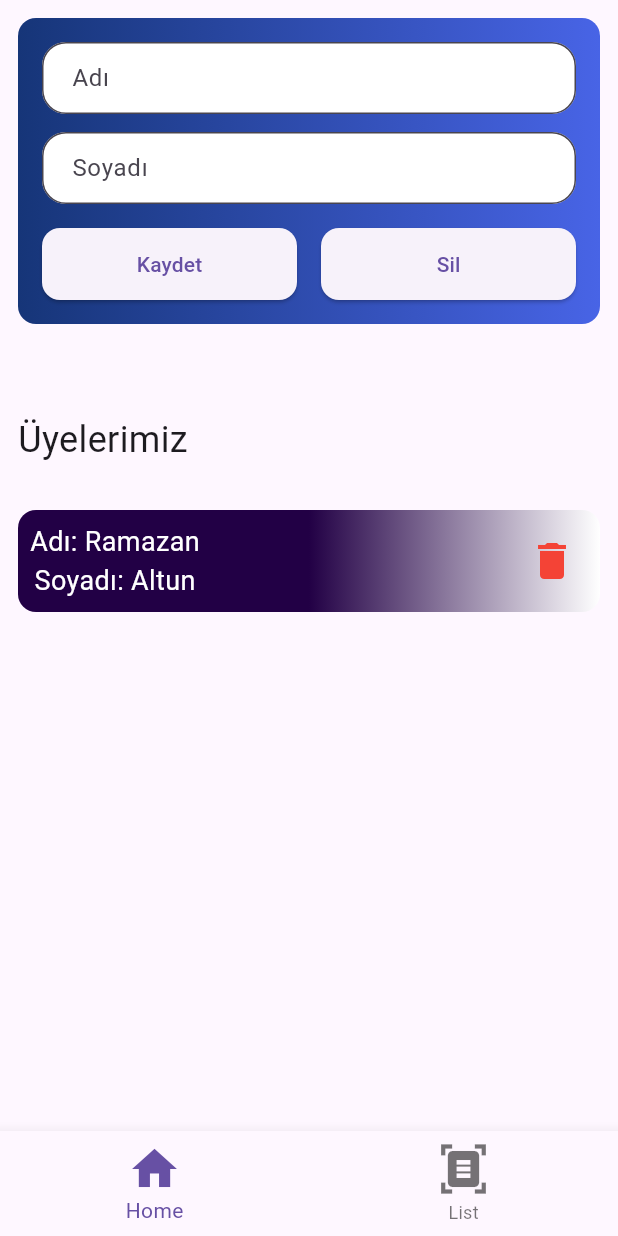
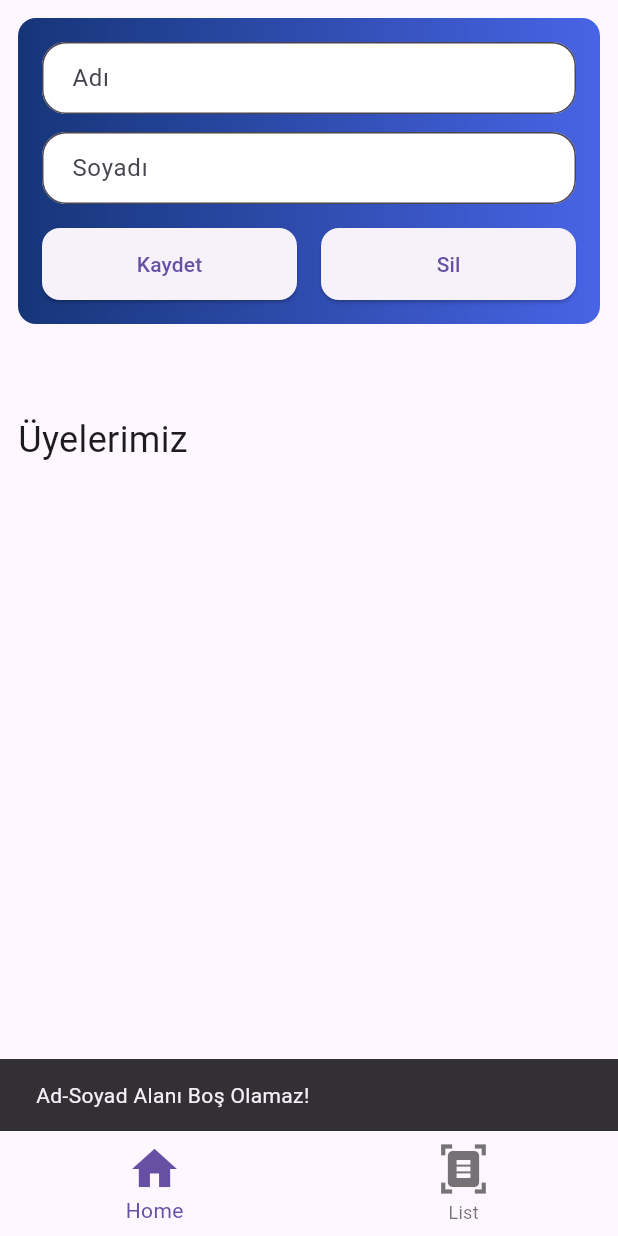
Before and after one commit to ramazan351/flutter_dersleri, a Flutter app: the screen it shows after launch, after a tap on "Kaydet", on a phone screen of 412 x 824 dp. Run offline on Flutter 3.47's test engine with Material 3 defaults, Android fonts, the phone set to English and light mode, and no system bars.

```diff
--- a/lib/screens/home_screen.dart
+++ b/lib/screens/home_screen.dart
@@ -8,14 +8,18 @@ class HomeScreen extends StatefulWidget {
 }
 
 class _HomeScreenState extends State<HomeScreen> {
-  List<String> liste = ["ali", "veli", "kırkdokuz", "elli"];
+  List<Widget> liste = [];
   int currentIndex = 0;
+  List<Map<String, String>> usersList = [];
+  TextEditingController nameController = TextEditingController();
+  TextEditingController surnameController = TextEditingController();
+
   @override
   Widget build(BuildContext context) {
     return Scaffold(
       bottomNavigationBar: BottomNavigationBar(
-          onTap: (ali) {
-            currentIndex = ali;
+          onTap: (index) {
+            currentIndex = index;
             setState(() {});
           },
           currentIndex: currentIndex,
@@ -51,7 +55,12 @@ class _HomeScreenState extends State<HomeScreen> {
                 const SizedBox(
                   height: 30,
                 ),
-                Container(
+                Expanded(
+                  child: ListView.builder(
+                    itemCount: usersList.length,
+                    itemBuilder: (context, index) {
+                      return Container(
+                        margin: const EdgeInsets.only(bottom: 12),
                         padding: const EdgeInsets.all(8),
                         decoration: BoxDecoration(
                             borderRadius: BorderRadius.circular(12),
@@ -61,7 +70,9 @@ class _HomeScreenState extends State<HomeScreen> {
                         child: Row(
                           mainAxisAlignment: MainAxisAlignment.spaceBetween,
                           children: [
-                      nameAndSurnameTextArae(),
+                            nameAndSurnameTextArae(
+                                name: usersList[index]['name'] ?? "",
+                                surname: usersList[index]['surname'] ?? ""),
                             IconButton(
                               onPressed: () {},
                               icon: const Icon(
@@ -71,6 +82,9 @@ class _HomeScreenState extends State<HomeScreen> {
                               ),
                             )
                           ],
+                        ),
+                      );
+                    },
                   ),
                 )
               ],
@@ -84,16 +98,18 @@ class _HomeScreenState extends State<HomeScreen> {
     );
   }
 
-  Column nameAndSurnameTextArae() {
-    return const Column(
+  Column nameAndSurnameTextArae(
+      {required String name, required String surname}) {
+    return Column(
+      crossAxisAlignment: CrossAxisAlignment.start,
       children: [
         Text(
-          "Adı: Ramazan",
-          style: TextStyle(color: Colors.white, fontSize: 18),
+          "Adı: $name",
+          style: const TextStyle(color: Colors.white, fontSize: 18),
         ),
         Text(
-          "Soyadı: Altun",
-          style: TextStyle(color: Colors.white, fontSize: 18),
+          "Soyadı: $surname",
+          style: const TextStyle(color: Colors.white, fontSize: 18),
         ),
       ],
     );
@@ -111,8 +127,9 @@ class _HomeScreenState extends State<HomeScreen> {
       ),
       child: Column(
         children: [
-          const TextField(
-            decoration: InputDecoration(
+          TextField(
+            controller: nameController,
+            decoration: const InputDecoration(
               hintText: "Adı",
               fillColor: Colors.white,
               contentPadding: EdgeInsets.only(left: 16),
@@ -124,8 +141,9 @@ class _HomeScreenState extends State<HomeScreen> {
           const SizedBox(
             height: 12,
           ),
-          const TextField(
-            decoration: InputDecoration(
+          TextField(
+            controller: surnameController,
+            decoration: const InputDecoration(
               fillColor: Colors.white,
               hintText: "Soyadı",
               filled: true,
@@ -141,7 +159,28 @@ class _HomeScreenState extends State<HomeScreen> {
             children: [
               Expanded(
                 child: ElevatedButton(
-                  onPressed: () {},
+                  onPressed: () {
+                    if (nameController.text.isNotEmpty &&
+                        surnameController.text.isNotEmpty) {
+                      setState(() {
+                        usersList.add({
+                          "name": nameController.text,
+                          "surname": surnameController.text
+                        });
+                      });
+
+                      nameController.clear();
+                      surnameController.clear();
+                      ScaffoldMessenger.of(context).showSnackBar(const SnackBar(
+                        content: Text("Kayıt Başarılı."),
+                      ));
+                      print(usersList);
+                    } else {
+                      ScaffoldMessenger.of(context).showSnackBar(const SnackBar(
+                        content: Text('Ad-Soyad Alanı Boş Olamaz!'),
+                      ));
+                    }
+                  },
                   style: ElevatedButton.styleFrom(
                       fixedSize: const Size(double.infinity, 48),
                       shape: RoundedRectangleBorder(
```
Lines whose indentation alone changed are shown as unchanged.
